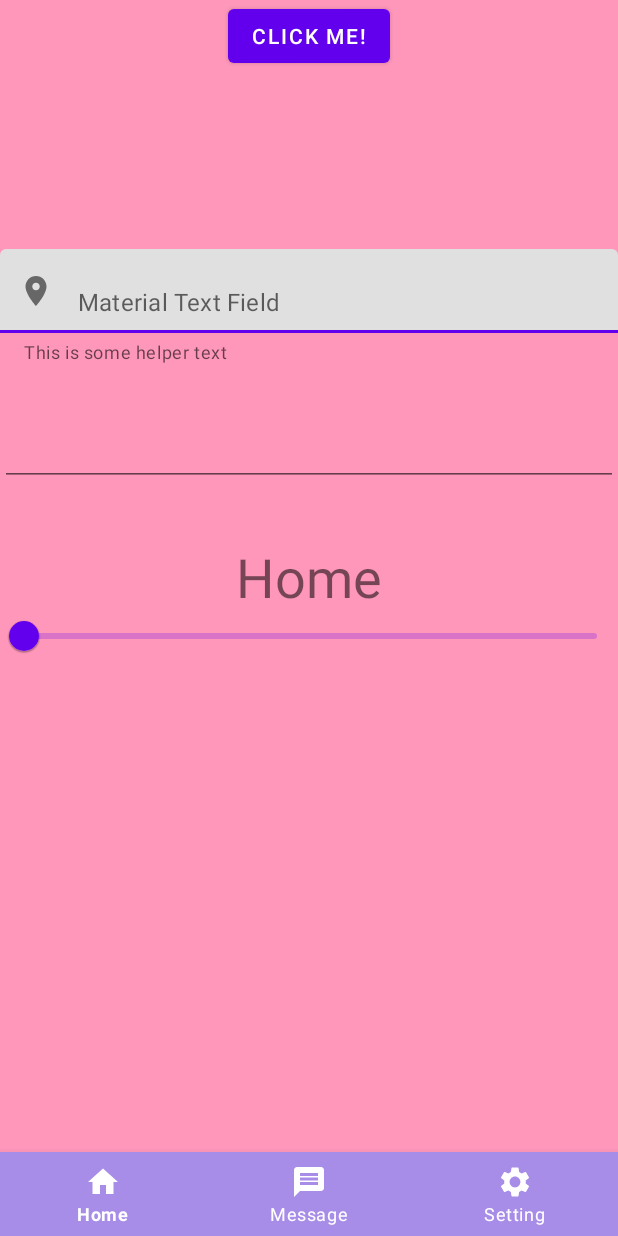
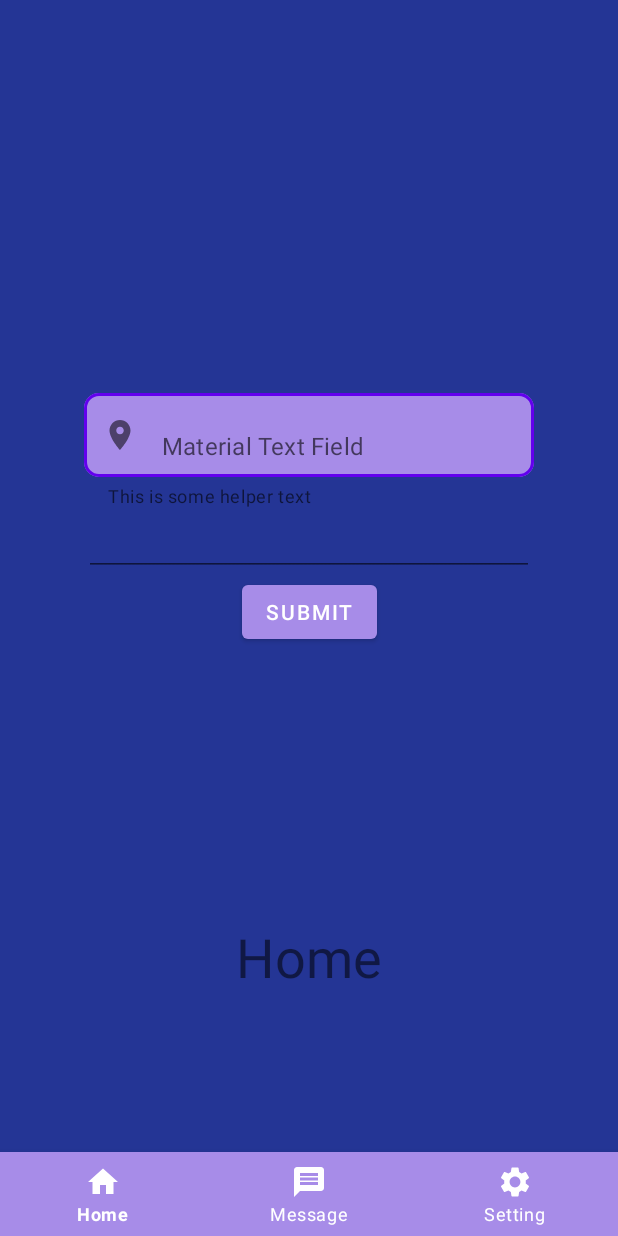
Before and after one commit to Davideo37/StarGaze-v2, an Android app: the screen it shows after launch (MainActivity), on a phone screen of 412 x 824 dp. Run offline under Robolectric (Android 15) with nearby library versions, the phone set to English and light mode, and no system bars.

Commit message:
Adjusted UI to be consistent

```diff
--- a/Project2/app/src/main/java/com/example/project2/MainActivity.kt
+++ b/Project2/app/src/main/java/com/example/project2/MainActivity.kt
@@ -1,19 +1,13 @@
 package com.example.project2
 
-import androidx.appcompat.app.AppCompatActivity
 import android.os.Bundle
 import android.view.View
-import android.widget.TextView
-import androidx.databinding.DataBindingUtil
+import androidx.appcompat.app.AppCompatActivity
 import androidx.fragment.app.Fragment
-import androidx.fragment.app.FragmentController
-import com.example.project2.databinding.MainActivityBinding
 import com.example.project2.fragments.HomeFragment
 import com.example.project2.fragments.MessagesFragment
 import com.example.project2.fragments.SettingsFragment
-import com.example.project2.ui.main.MainFragment
 import com.google.android.material.dialog.MaterialAlertDialogBuilder
-import com.google.android.material.floatingactionbutton.FloatingActionButton
 import com.google.android.material.textfield.TextInputEditText
 import kotlinx.android.synthetic.main.main_activity.*
 
@@ -26,6 +20,10 @@ class MainActivity : AppCompatActivity() {
     override fun onCreate(savedInstanceState: Bundle?) {
         super.onCreate(savedInstanceState)
         setContentView(R.layout.main_activity)
+        try {
+            this.supportActionBar!!.hide()
+        } catch (e: NullPointerException) {
+        }
         replaceFragment(homeFragment)
 
         bottomNavigationView.setOnItemSelectedListener { item ->
--- a/Project2/app/src/main/res/layout/fragment_home.xml
+++ b/Project2/app/src/main/res/layout/fragment_home.xml
@@ -4,35 +4,44 @@
     xmlns:tools="http://schemas.android.com/tools"
     android:layout_width="match_parent"
     android:layout_height="match_parent"
-    android:background="#FF97BB"
+    android:animateLayoutChanges="true"
+    android:background="@color/dark_blue"
     tools:context=".fragments.HomeFragment">
 
     <com.google.android.material.textfield.TextInputLayout
         android:id="@+id/materialTextInputLayout"
-        android:layout_width="match_parent"
+        android:layout_width="300dp"
         android:layout_height="wrap_content"
-        app:layout_constraintBottom_toBottomOf="@+id/ic_home"
+        android:layout_marginTop="300dp"
+        app:boxBackgroundColor="@color/light_purple"
+        app:boxCornerRadiusBottomEnd="10dp"
+        app:boxCornerRadiusBottomStart="10dp"
+        app:boxCornerRadiusTopEnd="10dp"
+        app:boxCornerRadiusTopStart="10dp"
+        app:boxBackgroundMode="outline"
+        app:helperText="This is some helper text"
+        app:layout_constraintBottom_toTopOf="@+id/defaultTextInputLayout"
         app:layout_constraintLeft_toLeftOf="parent"
         app:layout_constraintRight_toRightOf="parent"
         app:layout_constraintTop_toTopOf="parent"
         app:placeholderText="Material Text Field"
-        app:helperText="This is some helper text"
         app:startIconContentDescription="@string/content_description_end_icon"
         app:startIconDrawable="@drawable/ic_baseline_location_24">
 
         <com.google.android.material.textfield.TextInputEditText
             android:id="@+id/materialTextInputEditText"
             android:layout_width="match_parent"
-            android:layout_height="match_parent" />
+            android:layout_height="match_parent"/>
     </com.google.android.material.textfield.TextInputLayout>
 
     <EditText
         android:id="@+id/defaultTextInputLayout"
-        android:layout_width="match_parent"
+        android:layout_width="300dp"
         android:layout_height="wrap_content"
-        app:layout_constraintBottom_toTopOf="@+id/ic_home"
-        app:layout_constraintTop_toBottomOf="@+id/materialTextInputLayout"
-        tools:layout_editor_absoluteX="-30dp" />
+        app:layout_constraintBottom_toTopOf="@id/matButton"
+        app:layout_constraintEnd_toEndOf="parent"
+        app:layout_constraintStart_toStartOf="parent"
+        app:layout_constraintTop_toBottomOf="@+id/materialTextInputLayout" />
 
     <TextView
         android:id="@+id/ic_home"
@@ -40,6 +49,7 @@
         android:layout_height="wrap_content"
         android:text="Home"
         android:textSize="36sp"
+        android:translationY="225dp"
         app:layout_constraintBottom_toBottomOf="parent"
         app:layout_constraintLeft_toLeftOf="parent"
         app:layout_constraintRight_toRightOf="parent"
@@ -50,8 +60,10 @@
         android:layout_width="wrap_content"
         android:layout_height="wrap_content"
         android:onClick="basicAlert"
-        android:text="Click me!"
+        android:text="Submit"
+        app:backgroundTint="@color/light_purple"
+        app:layout_constraintBottom_toTopOf="@+id/ic_home"
         app:layout_constraintLeft_toLeftOf="parent"
         app:layout_constraintRight_toRightOf="parent"
-        app:layout_constraintTop_toTopOf="parent" />
+        app:layout_constraintTop_toBottomOf="@+id/defaultTextInputLayout" />
 </androidx.constraintlayout.widget.ConstraintLayout>
--- a/Project2/app/src/main/res/layout/fragment_messages.xml
+++ b/Project2/app/src/main/res/layout/fragment_messages.xml
@@ -4,7 +4,7 @@
     xmlns:tools="http://schemas.android.com/tools"
     android:layout_width="match_parent"
     android:layout_height="match_parent"
-    android:background="#E9BDF1"
+    android:background="@color/dark_blue"
     tools:context=".fragments.MessagesFragment">
 
     <TextView
@@ -13,6 +13,7 @@
         android:layout_height="wrap_content"
         android:text="Messages"
         android:textSize="36sp"
+        android:translationY="225dp"
         app:layout_constraintBottom_toBottomOf="parent"
         app:layout_constraintLeft_toLeftOf="parent"
         app:layout_constraintRight_toRightOf="parent"
--- a/Project2/app/src/main/res/layout/main_activity.xml
+++ b/Project2/app/src/main/res/layout/main_activity.xml
@@ -22,19 +22,13 @@
     <FrameLayout
         android:id="@+id/fragment_container"
         android:layout_width="match_parent"
-        android:layout_height="0dp"
+        android:layout_height="match_parent"
         app:layout_constraintBottom_toTopOf="@+id/bottomNavigationView"
-        app:layout_constraintTop_toTopOf="parent" />
+        app:layout_constraintTop_toTopOf="parent"
+        app:layout_constraintVertical_bias="1.0"
+        tools:layout_editor_absoluteX="-16dp">
 
-    <com.google.android.material.slider.Slider
-        android:id="@+id/slider"
-        android:layout_width="match_parent"
-        android:layout_height="match_parent"
-        android:translationY="400sp"
-        android:valueFrom="0"
-        android:valueTo="100"
-        app:layout_constraintBottom_toBottomOf="parent"
-        app:layout_constraintBottom_toTopOf="@+id/bottomNavigationView">
 
-    </com.google.android.material.slider.Slider>
+    </FrameLayout>
+
 </androidx.constraintlayout.widget.ConstraintLayout>
--- a/Project2/app/src/main/res/values/colors.xml
+++ b/Project2/app/src/main/res/values/colors.xml
@@ -7,4 +7,9 @@
     <color name="teal_700">#FF018786</color>
     <color name="black">#FF000000</color>
     <color name="white">#FFFFFFFF</color>
+    <color name="green">#1C701F</color>\
+    <color name="dark_blue">#243595</color>
+    <color name="light_blue">#2196F3</color>
+    <color name="light_purple">#A78CE8</color>
+
 </resources>
```
Also changed, not shown: Project2/app/src/main/java/com/example/project2/fragments/SettingsFragment.kt (+14 -0 lines), Project2/app/src/main/res/layout/fragment_settings.xml (+26 -1 lines).
